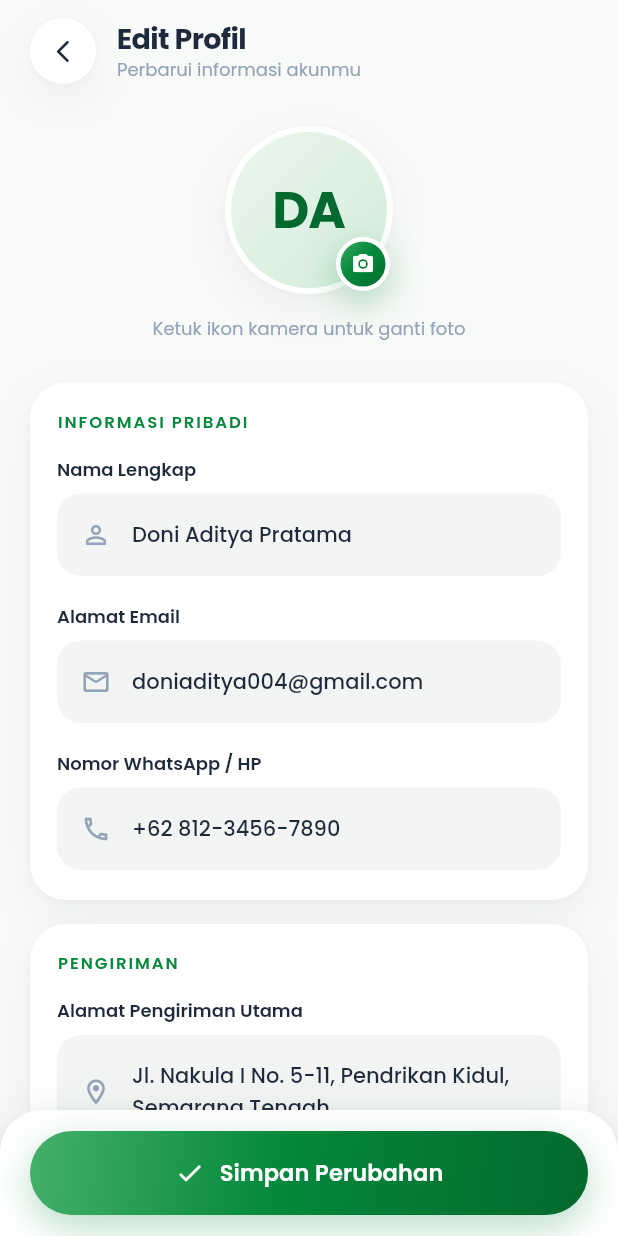
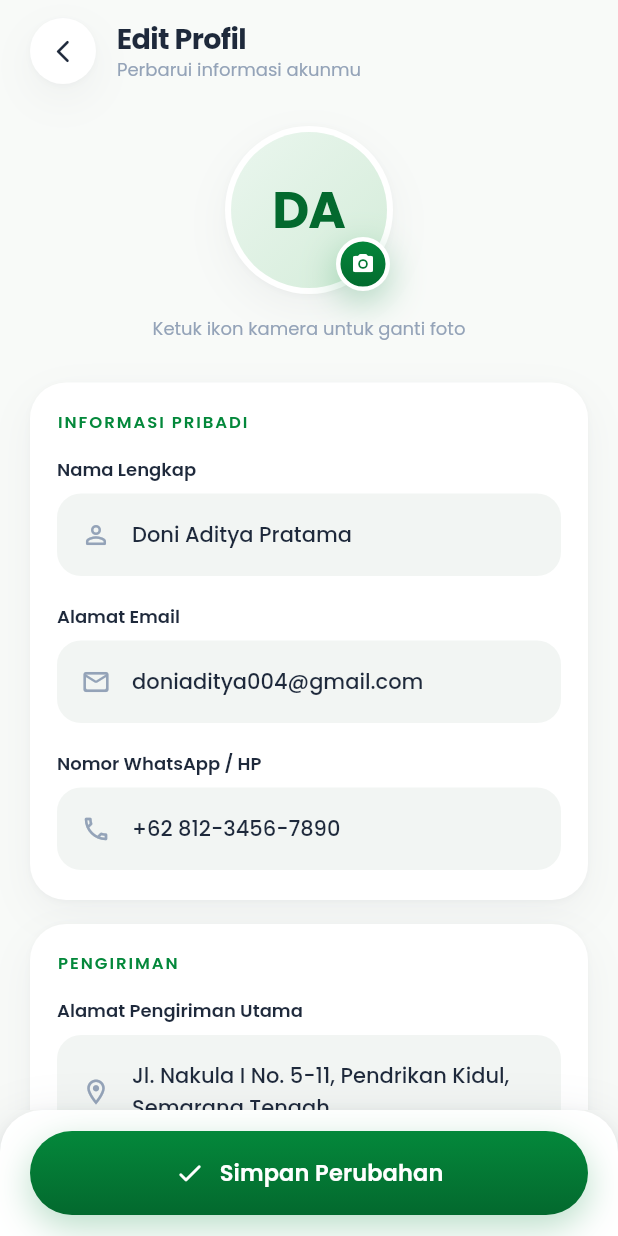
Before and after one commit to ditoow/go_veg, a Flutter app: the EditProfileScreen screen opened directly, on a phone screen of 412 x 824 dp. Run offline on Flutter 3.47's test engine with Material 3 defaults, Android fonts, the phone set to English and light mode, and no system bars; our stand-ins replace device_info_plus, dio, firebase_analytics, firebase_auth, firebase_core, firebase_crashlytics and 9 more; missing offline and left inert: awesome_dio_interceptor; accounts and stored records are empty; generated files the repository leaves out were written again; network calls fail.

Commit message:
fix(ui): gradient tombol hijau tanpa garis diagonal

```diff
--- a/lib/ui/style.dart
+++ b/lib/ui/style.dart
@@ -64,10 +64,9 @@ class AppGradients {
 
   /// Hijau utama untuk tombol.
   static const LinearGradient primary = LinearGradient(
-    begin: Alignment.topLeft,
-    end: Alignment.bottomRight,
-    colors: [primaryColor400, primaryColor, primaryColor700],
-    stops: [0.0, 0.45, 1.0],
+    begin: Alignment.topCenter,
+    end: Alignment.bottomCenter,
+    colors: [primaryColor, primaryColor700],
   );
 
   /// Lapisan gelap di atas foto agar teks terbaca.
```
